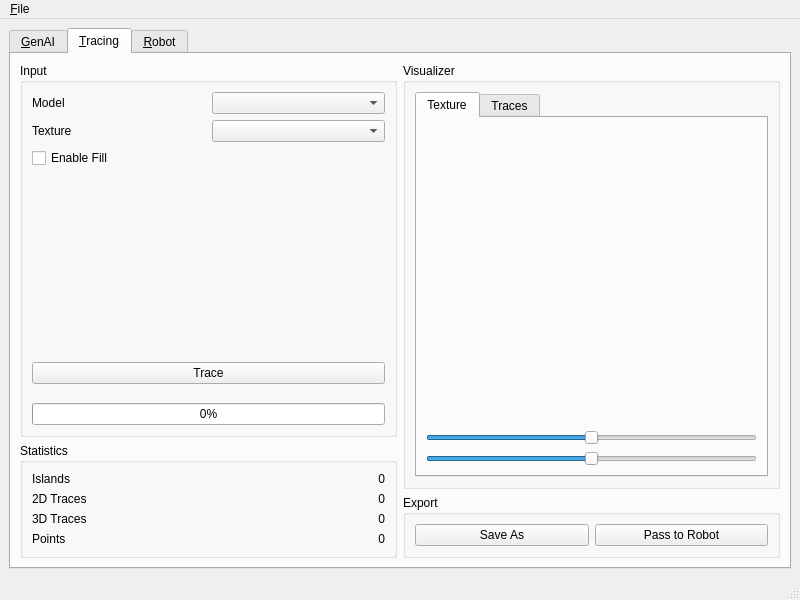
Above: ui/main.ui from Toys-R-Us-Rex/Duckify before the change. Below: the same form after it.
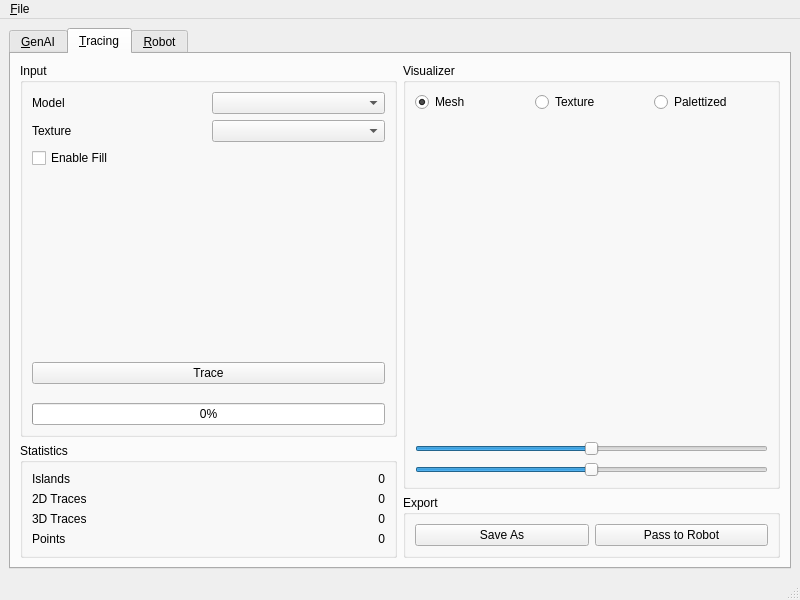
That is the form after the change. The open tabs and pages were chosen to show the change.

Commit message: feat(ui): add toggle for texture layer in traces visualizer

What changed in the file:
```diff
--- a/ui/main.ui
+++ b/ui/main.ui
@@ -389,7 +389,7 @@
           <item>
            <widget class="QGroupBox" name="groupBox_6">
             <property name="sizePolicy">
-             <sizepolicy hsizetype="Expanding" vsizetype="Preferred">
+             <sizepolicy hsizetype="Expanding" vsizetype="Expanding">
               <horstretch>0</horstretch>
               <verstretch>0</verstretch>
              </sizepolicy>
@@ -399,56 +399,45 @@
             </property>
             <layout class="QVBoxLayout" name="verticalLayout_9">
              <item>
-              <widget class="QTabWidget" name="tabWidget_2">
-               <property name="currentIndex">
-                <number>0</number>
-               </property>
-               <widget class="QWidget" name="tabTexture">
-                <attribute name="title">
+              <layout class="QHBoxLayout" name="horizontalLayout_13">
+               <item>
+                <widget class="QRadioButton" name="tracingVisualLayerMesh">
+                 <property name="text">
+                  <string>Mesh</string>
+                 </property>
+                 <property name="checked">
+                  <bool>true</bool>
+                 </property>
+                </widget>
+               </item>
+               <item>
+                <widget class="QRadioButton" name="tracingVisualLayerTexture">
+                 <property name="text">
                  <string>Texture</string>
-                </attribute>
-                <layout class="QVBoxLayout" name="verticalLayout_10">
-                 <item>
-                  <widget class="QWidget" name="tracingVisualTexture" native="true"/>
-                 </item>
-                 <item>
-                  <widget class="QSlider" name="tracingVisualTextureAzimuth">
-                   <property name="minimum">
-                    <number>-180</number>
-                   </property>
-                   <property name="maximum">
-                    <number>180</number>
-                   </property>
-                   <property name="orientation">
-                    <enum>Qt::Horizontal</enum>
-                   </property>
+                 </property>
                   </widget>
                  </item>
                  <item>
-                  <widget class="QSlider" name="tracingVisualTextureAltitude">
-                   <property name="minimum">
-                    <number>-90</number>
-                   </property>
-                   <property name="maximum">
-                    <number>90</number>
-                   </property>
-                   <property name="orientation">
-                    <enum>Qt::Horizontal</enum>
-                   </property>
+                <widget class="QRadioButton" name="tracingVisualLayerPalettized">
+                 <property name="text">
+                  <string>Palettized</string>
+                 </property>
                   </widget>
                  </item>
                 </layout>
-               </widget>
-               <widget class="QWidget" name="tabTraces">
-                <attribute name="title">
-                 <string>Traces</string>
-                </attribute>
-                <layout class="QVBoxLayout" name="verticalLayout_11">
+             </item>
                  <item>
-                  <widget class="QWidget" name="tracingVisualTraces" native="true"/>
+              <widget class="QWidget" name="tracingVisual" native="true">
+               <property name="sizePolicy">
+                <sizepolicy hsizetype="Preferred" vsizetype="Expanding">
+                 <horstretch>0</horstretch>
+                 <verstretch>0</verstretch>
+                </sizepolicy>
+               </property>
+              </widget>
                  </item>
                  <item>
-                  <widget class="QSlider" name="tracingVisualTracesAzimuth">
+              <widget class="QSlider" name="tracingVisualAzimuth">
                    <property name="minimum">
                     <number>-180</number>
                    </property>
@@ -461,7 +450,7 @@
                   </widget>
                  </item>
                  <item>
-                  <widget class="QSlider" name="tracingVisualTracesAltitude">
+              <widget class="QSlider" name="tracingVisualAltitude">
                    <property name="minimum">
                     <number>-90</number>
                    </property>
@@ -471,10 +460,6 @@
                    <property name="orientation">
                     <enum>Qt::Horizontal</enum>
                    </property>
-                  </widget>
-                 </item>
-                </layout>
-               </widget>
               </widget>
              </item>
             </layout>
```
Lines whose indentation alone changed are shown as unchanged. The commit also changes 2 other files.
